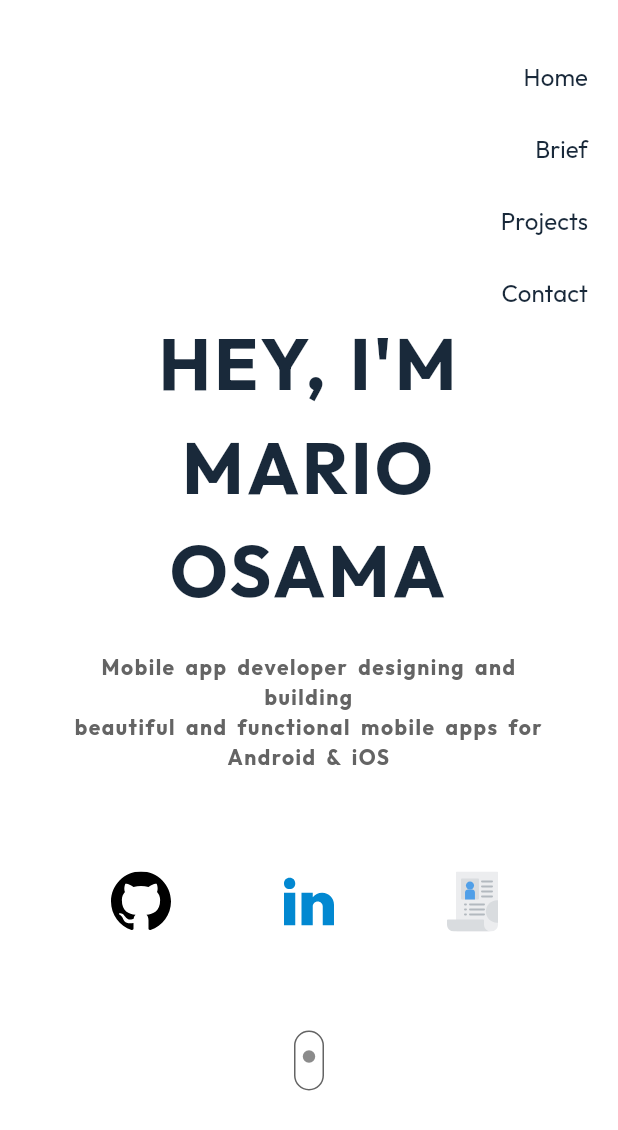
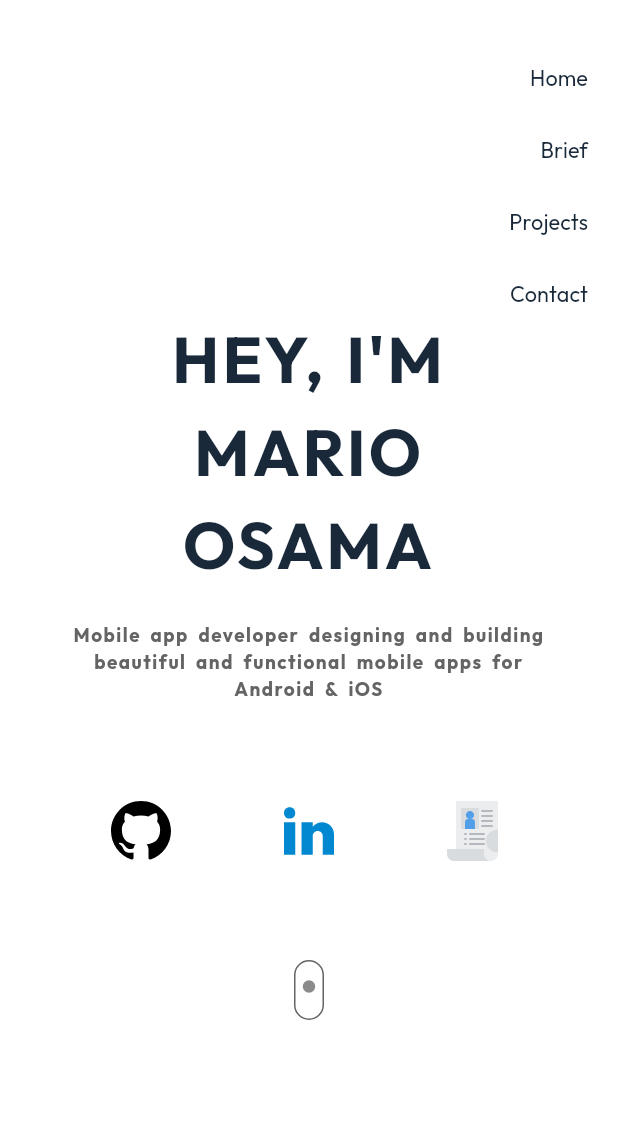
Before and after one commit to MarioOsama/my-personal-website, a Flutter app: the screen it shows after launch, after a tap on the "menu" icon, on a phone screen of 412 x 824 dp. Shown: the top 1130 px of the screen. Run offline on Flutter 3.47's test engine with Material 3 defaults, Android fonts, the light colour scheme and no system bars; our stand-ins replace flutter_svg; network calls fail.

Commit message:
Finish Text Responsiveness✅
- Added `getResponsiveFontSize` & `getScaleFactor` methods to `app_text_style` file.
- Refactored the text style getter methods to be function of context.

```diff
--- a/lib/core/theming/app_text_styles.dart
+++ b/lib/core/theming/app_text_styles.dart
@@ -1,113 +1,107 @@
 import 'package:flutter/material.dart';
 import 'package:mario_osama/core/theming/app_colors.dart';
+import 'package:mario_osama/core/utils/size_config.dart';
 
 class AppTextStyles {
-  static TextStyle get font48BlueBlackBold => const TextStyle(
-        fontSize: 48,
+  static TextStyle font48BlueBlackBold(context) => TextStyle(
+        fontSize: getResponsiveFontSize(context, fontSize: 48),
         fontWeight: FontWeight.bold,
         color: AppColors.blueBlackColor,
         fontFamily: 'Outfit',
       );
-  static TextStyle get font36BlueExtraBold => const TextStyle(
-        fontSize: 36,
+  static TextStyle font36BlueExtraBold(context) => TextStyle(
+        fontSize: getResponsiveFontSize(context, fontSize: 36),
         fontWeight: FontWeight.w800,
         color: AppColors.blueColor,
         fontFamily: 'Outfit',
       );
-  static TextStyle get font32BlueBold => const TextStyle(
-        fontSize: 32,
+  static TextStyle font32BlueBold(context) => TextStyle(
+        fontSize: getResponsiveFontSize(context, fontSize: 32),
         fontWeight: FontWeight.bold,
         color: AppColors.blueColor,
         fontFamily: 'Outfit',
       );
-  static TextStyle get font28BlueExtraBold => const TextStyle(
-        fontSize: 28,
+  static TextStyle font28BlueExtraBold(context) => TextStyle(
+        fontSize: getResponsiveFontSize(context, fontSize: 28),
         fontWeight: FontWeight.w800,
         color: AppColors.blueBlackColor,
         fontFamily: 'Outfit',
       );
-  static TextStyle get font24BlueBlackExtraBold => const TextStyle(
-        fontSize: 24,
+  static TextStyle font24BlueBlackExtraBold(context) => TextStyle(
+        fontSize: getResponsiveFontSize(context, fontSize: 24),
         fontWeight: FontWeight.w800,
         color: AppColors.blueBlackColor,
         fontFamily: 'Outfit',
       );
-  static TextStyle get font20BlueBlackSemiBold => const TextStyle(
-        fontSize: 20,
+  static TextStyle font20BlueBlackSemiBold(context) => TextStyle(
+        fontSize: getResponsiveFontSize(context, fontSize: 20),
         fontWeight: FontWeight.w600,
         color: AppColors.blueBlackColor,
         fontFamily: 'Outfit',
       );
-  static TextStyle get font18BlueBlackBold => const TextStyle(
-        fontSize: 18,
+  static TextStyle font18BlueBlackBold(context) => TextStyle(
+        fontSize: getResponsiveFontSize(context, fontSize: 18),
         fontWeight: FontWeight.w700,
         color: AppColors.blueBlackColor,
         fontFamily: 'Outfit',
       );
-  static TextStyle get font18BlueBlackSemiBold => const TextStyle(
-        fontSize: 18,
+  static TextStyle font18BlueBlackSemiBold(context) => TextStyle(
+        fontSize: getResponsiveFontSize(context, fontSize: 18),
         fontWeight: FontWeight.w600,
         color: AppColors.blueBlackColor,
         fontFamily: 'Outfit',
       );
-  static TextStyle get font18GreySemiBold => const TextStyle(
-        fontSize: 18,
-        fontWeight: FontWeight.w600,
-        color: AppColors.greyColor,
+  static TextStyle font16WhiteMedium(context) => TextStyle(
+        fontSize: getResponsiveFontSize(context, fontSize: 16),
+        fontWeight: FontWeight.w500,
+        color: AppColors.whiteColor,
         fontFamily: 'Outfit',
       );
-  static TextStyle get font18BlackBold => const TextStyle(
-        fontSize: 18,
-        fontWeight: FontWeight.bold,
-        color: AppColors.blackColor,
+  static TextStyle font16BlueBlackRegular(context) => TextStyle(
+        fontSize: getResponsiveFontSize(context, fontSize: 16),
+        fontWeight: FontWeight.normal,
+        color: AppColors.blueBlackColor,
         fontFamily: 'Outfit',
       );
-  static TextStyle get font18BlackRegular => const TextStyle(
-        fontSize: 18,
-        fontWeight: FontWeight.normal,
-        color: AppColors.blackColor,
-        fontFamily: 'Outfit',
-      );
-  static TextStyle get font18GreyRegular => const TextStyle(
-        fontSize: 18,
+  static TextStyle font16GreyRegular(context) => TextStyle(
+        fontSize: getResponsiveFontSize(context, fontSize: 16),
         fontWeight: FontWeight.normal,
         color: AppColors.greyColor,
         fontFamily: 'Outfit',
       );
-  static TextStyle get font14GreyBold => const TextStyle(
-        fontSize: 14,
+  static TextStyle font14GreyBold(context) => TextStyle(
+        fontSize: getResponsiveFontSize(context, fontSize: 14),
         fontWeight: FontWeight.bold,
         color: AppColors.greyColor,
         fontFamily: 'Outfit',
       );
-  static TextStyle get font16WhiteMedium => const TextStyle(
-        fontSize: 16,
-        fontWeight: FontWeight.w500,
-        color: AppColors.whiteColor,
-        fontFamily: 'Outfit',
-      );
-  static TextStyle get font16BlueBlackRegular => const TextStyle(
-        fontSize: 16,
-        fontWeight: FontWeight.normal,
-        color: AppColors.blueBlackColor,
-        fontFamily: 'Outfit',
-      );
-  static TextStyle get font16GreyRegular => const TextStyle(
-        fontSize: 16,
-        fontWeight: FontWeight.normal,
-        color: AppColors.greyColor,
-        fontFamily: 'Outfit',
-      );
-  static TextStyle get font14BlackRegular => const TextStyle(
-        fontSize: 14,
-        fontWeight: FontWeight.normal,
-        color: Colors.black,
-        fontFamily: 'Outfit',
-      );
-  static TextStyle get font12BlackRegular => const TextStyle(
-        fontSize: 12,
-        fontWeight: FontWeight.normal,
-        color: Colors.black,
-        fontFamily: 'Outfit',
-      );
 }
+
+// sacleFactor
+// responsive font size
+// (min , max) fontsize
+double getResponsiveFontSize(context, {required double fontSize}) {
+  double scaleFactor = getScaleFactor(context);
+  double responsiveFontSize = fontSize * scaleFactor;
+
+  double lowerLimit = fontSize * .9;
+  double upperLimit = fontSize * 1.1;
+
+  return responsiveFontSize.clamp(lowerLimit, upperLimit);
+}
+
+double getScaleFactor(context) {
+  // var dispatcher = PlatformDispatcher.instance;
+  // var physicalWidth = dispatcher.views.first.physicalSize.width;
+  // var devicePixelRatio = dispatcher.views.first.devicePixelRatio;
+  // double width = physicalWidth / devicePixelRatio;
+
+  double width = MediaQuery.sizeOf(context).width;
+  if (width < SizeConfig.tablet) {
+    return width / 500;
+  } else if (width < SizeConfig.desktop) {
+    return width / 960;
+  } else {
+    return width / 1440;
+  }
+}
--- a/lib/core/utils/size_config.dart
+++ b/lib/core/utils/size_config.dart
@@ -1,6 +1,6 @@
 abstract class SizeConfig {
   static const double desktop = 1200;
-  static const double tablet = 650;
+  static const double tablet = 700;
 
   static const double mobileMenuItemsBreakpoint = 800;
   static const double tabletProjectsSectionBreakpoint = 1024;
--- a/lib/core/widgets/section_header.dart
+++ b/lib/core/widgets/section_header.dart
@@ -11,7 +11,7 @@ class SectionHeader extends StatelessWidget {
   Widget build(BuildContext context) {
     return Text(
       sectionTitle,
-      style: AppTextStyles.font36BlueExtraBold.copyWith(
+      style: AppTextStyles.font36BlueExtraBold(context).copyWith(
         letterSpacing: 1.5,
         wordSpacing: 2.5,
         color: AppColors.blueBlackColor,
--- a/lib/features/brief/ui/widgets/about_text.dart
+++ b/lib/features/brief/ui/widgets/about_text.dart
@@ -12,7 +12,7 @@ class AboutText extends StatelessWidget {
     return Text(
       AppString.aboutMessage,
       textAlign: TextAlign.justify,
-      style: AppTextStyles.font16GreyRegular.copyWith(
+      style: AppTextStyles.font16GreyRegular(context).copyWith(
         height: 1.5,
         letterSpacing: 1,
       ),
--- a/lib/features/brief/ui/widgets/skill_item.dart
+++ b/lib/features/brief/ui/widgets/skill_item.dart
@@ -22,15 +22,15 @@ class SkillItem extends StatelessWidget {
           children: [
             _buildSkillImage(),
             const Spacer(),
-            _buildSkillName(),
+            _buildSkillName(context),
           ],
         ));
   }
 
-  FittedBox _buildSkillName() {
+  FittedBox _buildSkillName(BuildContext context) {
     return FittedBox(
       fit: BoxFit.scaleDown,
-      child: Text(skillName, style: AppTextStyles.font16GreyRegular),
+      child: Text(skillName, style: AppTextStyles.font16GreyRegular(context)),
     );
   }
 
--- a/lib/features/contact/ui/widgets/contact_form_container.dart
+++ b/lib/features/contact/ui/widgets/contact_form_container.dart
@@ -10,7 +10,6 @@ class ContactFormContainer extends StatelessWidget {
     final double width = MediaQuery.sizeOf(context).width;
 
     return Container(
-      height: 500,
       padding: const EdgeInsets.all(20),
       decoration: BoxDecoration(
         color: AppColors.blueBlackColor.withOpacity(0.05),
--- a/lib/features/contact/ui/widgets/contact_item.dart
+++ b/lib/features/contact/ui/widgets/contact_item.dart
@@ -22,7 +22,7 @@ class ContactItem extends StatelessWidget {
         const SizedBox(width: 20),
         SelectableText(
           title,
-          style: AppTextStyles.font20BlueBlackSemiBold.copyWith(
+          style: AppTextStyles.font20BlueBlackSemiBold(context).copyWith(
             letterSpacing: 1.5,
           ),
         ),
--- a/lib/features/contact/ui/widgets/contact_message.dart
+++ b/lib/features/contact/ui/widgets/contact_message.dart
@@ -13,7 +13,7 @@ class ContactMessage extends StatelessWidget {
     return Text(
       AppConstant.contactMessage,
       textAlign: textAlign,
-      style: AppTextStyles.font16GreyRegular.copyWith(
+      style: AppTextStyles.font16GreyRegular(context).copyWith(
         height: 1.5,
         letterSpacing: 1,
         fontWeight: FontWeight.w500,
--- a/lib/features/contact/ui/widgets/custom_text_form_field.dart
+++ b/lib/features/contact/ui/widgets/custom_text_form_field.dart
@@ -14,14 +14,14 @@ class CustomTextFormField extends StatelessWidget {
   @override
   Widget build(BuildContext context) {
     return TextFormField(
-      decoration: _buildInputDecoration(),
+      decoration: _buildInputDecoration(context),
       maxLines: maxLines,
     );
   }
 
-  InputDecoration _buildInputDecoration() {
+  InputDecoration _buildInputDecoration(BuildContext context) {
     return InputDecoration(
-      labelStyle: _getTextStyle,
+      labelStyle: _getTextStyle(context),
       filled: true,
       fillColor: AppColors.blueBlackColor.withOpacity(0.05),
       border: const OutlineInputBorder(),
@@ -30,8 +30,9 @@ class CustomTextFormField extends StatelessWidget {
     );
   }
 
-  get _getTextStyle => AppTextStyles.font18BlueBlackBold
-      .copyWith(color: AppColors.blueBlackColor.withOpacity(0.75));
+  _getTextStyle(BuildContext context) =>
+      AppTextStyles.font18BlueBlackBold(context)
+          .copyWith(color: AppColors.blueBlackColor.withOpacity(0.75));
 
   OutlineInputBorder _buildBorder() {
     return OutlineInputBorder(
--- a/lib/features/contact/ui/widgets/desktop_contact_details_column.dart
+++ b/lib/features/contact/ui/widgets/desktop_contact_details_column.dart
@@ -11,7 +11,8 @@ class DesktopContactDetailsColumn extends StatelessWidget {
     return Column(
       crossAxisAlignment: CrossAxisAlignment.start,
       children: [
-        Text('Let\'s Connect', style: AppTextStyles.font28BlueExtraBold),
+        Text('Let\'s Connect',
+            style: AppTextStyles.font28BlueExtraBold(context)),
         const SizedBox(height: 20),
         const ContactMessage(
           textAlign: TextAlign.start,
--- a/lib/features/contact/ui/widgets/send_button.dart
+++ b/lib/features/contact/ui/widgets/send_button.dart
@@ -21,7 +21,7 @@ class SendButton extends StatelessWidget {
       onPressed: onPressed,
       child: Text(
         'Send',
-        style: AppTextStyles.font18BlueBlackBold
+        style: AppTextStyles.font18BlueBlackBold(context)
             .copyWith(color: AppColors.whiteColor),
       ),
     );
--- a/lib/features/home/ui/tablet_home_section.dart
+++ b/lib/features/home/ui/tablet_home_section.dart
@@ -13,6 +13,7 @@ class TabletHomeSection extends StatelessWidget {
   Widget build(BuildContext context) {
     const double menuBarBreakpoint = SizeConfig.mobileMenuItemsBreakpoint;
     final double width = MediaQuery.sizeOf(context).width;
+    final double height = MediaQuery.sizeOf(context).height;
 
     return Column(
       children: [
@@ -22,7 +23,7 @@ class TabletHomeSection extends StatelessWidget {
               ? const MobileNavBar()
               : const HomeSectionHeader(),
         ),
-        const SizedBox(height: 120),
+        SizedBox(height: height * 0.25),
         const MainBrief(),
         const SizedBox(height: 60),
         const MainSocialActionsRow(),
--- a/lib/features/home/ui/widgets/actions_menu_button.dart
+++ b/lib/features/home/ui/widgets/actions_menu_button.dart
@@ -23,12 +23,12 @@ class ActionsMenuButton extends StatelessWidget {
         // your logic
       },
       itemBuilder: (BuildContext ctx) {
-        return _getPopupItemsList;
+        return _getPopupItemsList(ctx);
       },
     );
   }
 
-  List<PopupMenuItem<String>> get _getPopupItemsList {
+  List<PopupMenuItem<String>> _getPopupItemsList(BuildContext context) {
     const List<String> titles = AppConstant.actionBarTitlesList;
     return titles.map(
       (title) {
@@ -38,7 +38,7 @@ class ActionsMenuButton extends StatelessWidget {
             alignment: Alignment.centerRight,
             child: Text(
               title,
-              style: AppTextStyles.font16BlueBlackRegular,
+              style: AppTextStyles.font16BlueBlackRegular(context),
             ),
           ),
         );
--- a/lib/features/home/ui/widgets/header_action_item.dart
+++ b/lib/features/home/ui/widgets/header_action_item.dart
@@ -14,7 +14,7 @@ class HeaderActionItem extends StatelessWidget {
       },
       child: Text(
         title,
-        style: AppTextStyles.font18BlueBlackSemiBold,
+        style: AppTextStyles.font18BlueBlackSemiBold(context),
       ),
     );
   }
--- a/lib/features/home/ui/widgets/home_section_header.dart
+++ b/lib/features/home/ui/widgets/home_section_header.dart
@@ -16,7 +16,7 @@ class HomeSectionHeader extends StatelessWidget {
         Expanded(
           child: Text(
             AppString.myName,
-            style: AppTextStyles.font32BlueBold,
+            style: AppTextStyles.font32BlueBold(context),
           ),
         ),
         Expanded(
--- a/lib/features/home/ui/widgets/main_brief.dart
+++ b/lib/features/home/ui/widgets/main_brief.dart
@@ -25,7 +25,7 @@ class MainBrief extends StatelessWidget {
           child: Text(
             AppString.welcomeMessage,
             textAlign: TextAlign.center,
-            style: AppTextStyles.font48BlueBlackBold.copyWith(
+            style: AppTextStyles.font48BlueBlackBold(context).copyWith(
               letterSpacing: 2,
               wordSpacing: 3,
             ),
@@ -37,7 +37,7 @@ class MainBrief extends StatelessWidget {
           child: Text(
             AppString.briefMessage,
             textAlign: TextAlign.center,
-            style: AppTextStyles.font14GreyBold.copyWith(
+            style: AppTextStyles.font14GreyBold(context).copyWith(
               letterSpacing: 1,
               wordSpacing: 3,
             ),
--- a/lib/features/home/ui/widgets/mobile_nav_bar.dart
+++ b/lib/features/home/ui/widgets/mobile_nav_bar.dart
@@ -15,7 +15,7 @@ class MobileNavBar extends StatelessWidget {
       children: [
         Text(
           AppString.myName,
-          style: AppTextStyles.font32BlueBold,
+          style: AppTextStyles.font32BlueBold(context),
         ),
         const ActionsMenuButton()
       ],
--- a/lib/features/projects/ui/widgets/link_button.dart
+++ b/lib/features/projects/ui/widgets/link_button.dart
@@ -34,7 +34,7 @@ class LinkButton extends StatelessWidget {
         }
       },
       style: _buildButtonStyle(),
-      child: title != null ? _buildButton() : _buildIconButton(),
+      child: title != null ? _buildButton(context) : _buildIconButton(),
     );
   }
 
@@ -47,7 +47,7 @@ class LinkButton extends StatelessWidget {
     );
   }
 
-  Row _buildButton() {
+  Row _buildButton(BuildContext context) {
     return Row(
       mainAxisSize: MainAxisSize.min,
       children: [
@@ -55,7 +55,7 @@ class LinkButton extends StatelessWidget {
         const SizedBox(width: 10),
         Text(
           title!,
-          style: AppTextStyles.font16WhiteMedium,
+          style: AppTextStyles.font16WhiteMedium(context),
         ),
       ],
     );
--- a/lib/features/projects/ui/widgets/project_details.dart
+++ b/lib/features/projects/ui/widgets/project_details.dart
@@ -24,15 +24,15 @@ class ProjectDetails extends StatelessWidget {
       children: [
         Text(
           title,
-          style: AppTextStyles.font24BlueBlackExtraBold
+          style: AppTextStyles.font24BlueBlackExtraBold(context)
               .copyWith(letterSpacing: 1, wordSpacing: 2),
         ),
         const SizedBox(height: 10),
         Column(
           crossAxisAlignment: _getAlignment,
           children: textAlignment == ProjectTextAlignment.left
-              ? _buildLeftedDescription
-              : _buildCenteredDescription,
+              ? _buildLeftedDescription(context)
+              : _buildCenteredDescription(context),
         ),
         const SizedBox(height: 20),
         ProjectTools(toolsList: tools, alignment: _getWrapAlignment),
@@ -60,23 +60,23 @@ class ProjectDetails extends StatelessWidget {
     }
   }
 
-  List<Widget> get _buildLeftedDescription {
+  List<Widget> _buildLeftedDescription(BuildContext context) {
     return description
         .split('\n')
         .map((line) => Text(
               line,
-              style: AppTextStyles.font14GreyBold,
+              style: AppTextStyles.font14GreyBold(context),
             ))
         .toList();
   }
 
-  List<Widget> get _buildCenteredDescription {
+  List<Widget> _buildCenteredDescription(BuildContext context) {
     return description
         .split('\n- ')
         .map((line) => Text(
               line,
               textAlign: TextAlign.center,
-              style: AppTextStyles.font14GreyBold,
+              style: AppTextStyles.font14GreyBold(context),
             ))
         .toList();
   }
--- a/lib/features/projects/ui/widgets/project_tool_item.dart
+++ b/lib/features/projects/ui/widgets/project_tool_item.dart
@@ -22,7 +22,7 @@ class ProjectToolItem extends StatelessWidget {
       ),
       child: Text(
         toolName,
-        style: AppTextStyles.font16WhiteMedium
+        style: AppTextStyles.font16WhiteMedium(context)
             .copyWith(color: AppColors.greyColor),
       ),
     );
```
